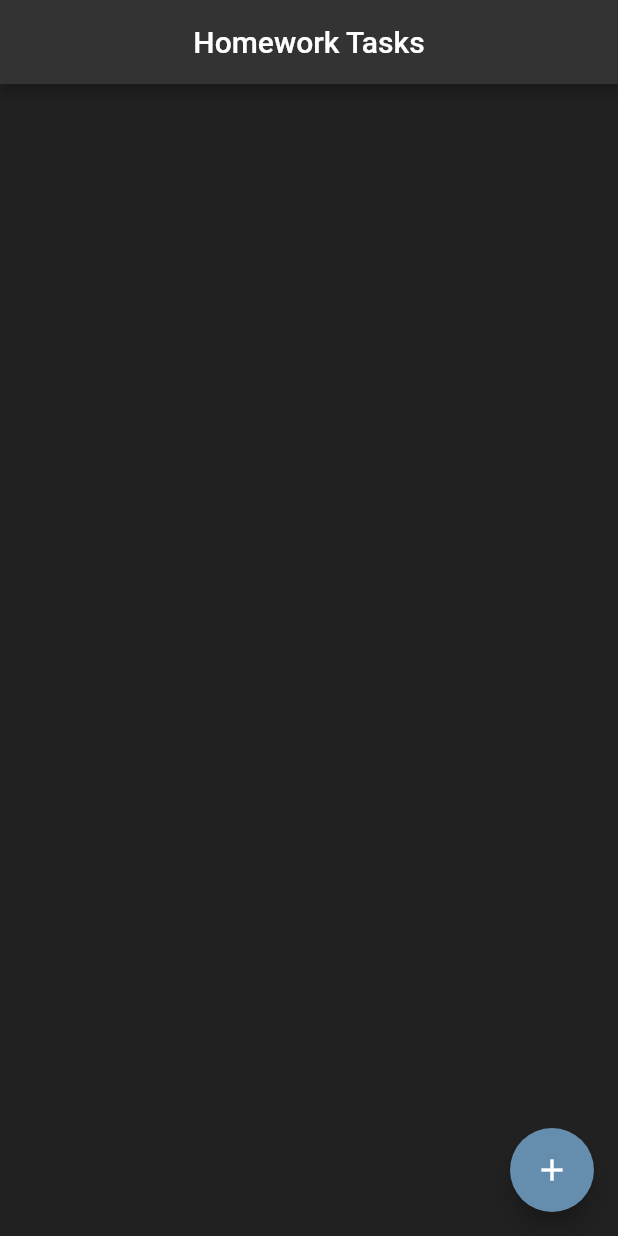
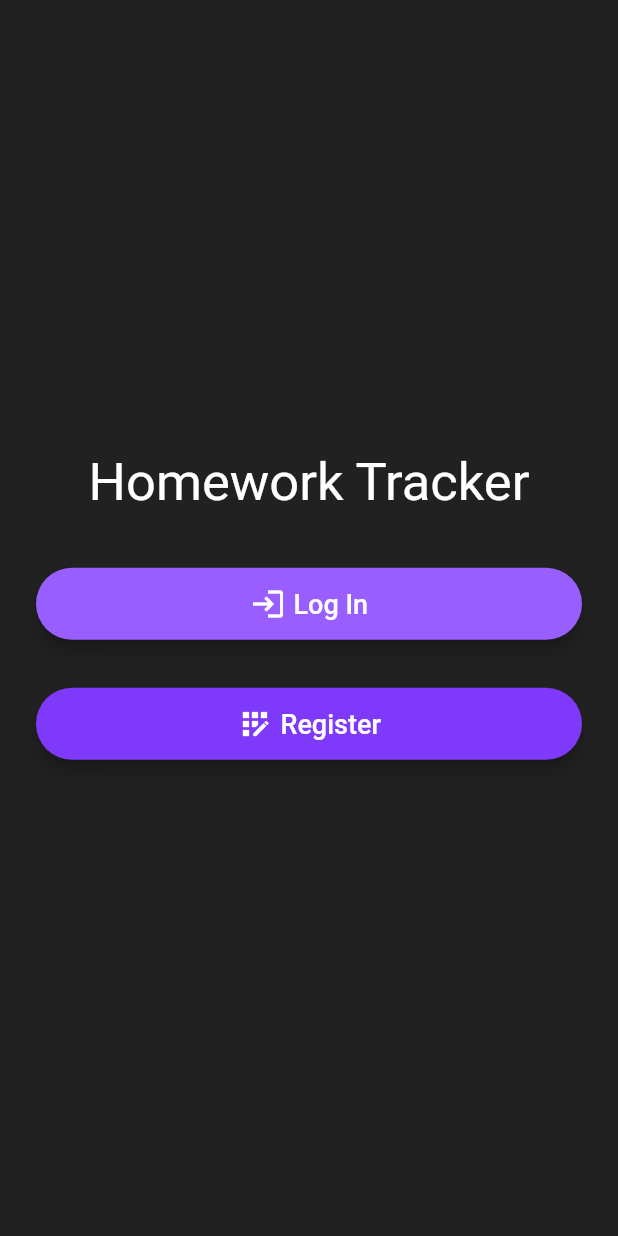
Before and after one commit to acSirius/homework-tracker, a Flutter app: the screen it shows after launch, on a phone screen of 412 x 824 dp. Run offline on Flutter 3.47's test engine with Material 2 defaults, Android fonts, the light colour scheme and no system bars.

Commit message:
Added many more pages, made a welcome page with a register and login button, changed routes to named routes

```diff
--- a/lib/const.dart
+++ b/lib/const.dart
@@ -2,7 +2,11 @@ import 'package:flutter/material.dart';
 
 const kBackGroundColor = Color(0xFF212121);
 const kForegroundColor = Color(0xFF333333);
-const kMainAccentColor = Color(0xFF648DAE);
-const kLighterAccentColor = Color(0xFF212121);
+
+//const kMainAccentColor = Color(0xFF648DAE);
+//const kLighterAccentColor = Color(0xFF212121);
+
+const kMainAccentColor = Color(0xFF7F39FB);
+const kLighterAccentColor = Color(0xFF985EFF);
 
 const kMainTextStyle = TextStyle(color: Colors.white);
--- /dev/null
+++ b/lib/exports.dart
@@ -0,0 +1,5 @@
+export 'screens/WelcomePage.dart';
+export 'screens/RegisterPage.dart';
+export 'screens/LoginPage.dart';
+export 'screens/TasksPage.dart';
+export 'screens/InputTask.dart';
--- a/lib/main.dart
+++ b/lib/main.dart
@@ -1,5 +1,5 @@
 import 'package:flutter/material.dart';
-import 'package:homework_tracker/screens/TasksPage.dart';
+import 'package:homework_tracker/exports.dart';
 
 void main() {
   runApp(MyApp());
@@ -9,7 +9,14 @@ class MyApp extends StatelessWidget {
   @override
   Widget build(BuildContext context) {
     return MaterialApp(
-      home: TasksPage(),
+      initialRoute: WelcomePage.id,
+      routes: {
+        WelcomePage.id: (context) => WelcomePage(),
+        LoginPage.id: (context) => LoginPage(),
+        RegisterPage.id: (context) => RegisterPage(),
+        TasksPage.id: (context) => TasksPage(),
+        InputTask.id: (context) => InputTask(),
+      },
     );
   }
 }
--- a/lib/screens/InputTask.dart
+++ b/lib/screens/InputTask.dart
@@ -4,6 +4,8 @@ import 'package:homework_tracker/reusable/SubmitTaskButton.dart';
 //Todo: make a page to input a new task. It should ask the user for the following: Title, subject, description and due date.
 
 class InputTask extends StatelessWidget {
+  static String id = '/inputTask';
+
   @override
   Widget build(BuildContext context) {
     return Scaffold(
@@ -48,8 +50,8 @@ class InputTask extends StatelessWidget {
 
 class TitleInput extends StatefulWidget {
   TitleInput({@required this.inputHint, this.multiline});
-  String inputHint;
-  int multiline;
+  final String inputHint; // Text that will be displayed as a hint
+  final int multiline; // Not required. null = infinite lines.
 
   @override
   _TitleInputState createState() => _TitleInputState();
--- /dev/null
+++ b/lib/screens/LoginPage.dart
@@ -0,0 +1,9 @@
+import 'package:flutter/material.dart';
+
+class LoginPage extends StatelessWidget {
+  static String id = '/login';
+  @override
+  Widget build(BuildContext context) {
+    return Container();
+  }
+}
--- /dev/null
+++ b/lib/screens/RegisterPage.dart
@@ -0,0 +1,10 @@
+import 'package:flutter/material.dart';
+
+class RegisterPage extends StatelessWidget {
+  static String id = '/register';
+
+  @override
+  Widget build(BuildContext context) {
+    return Container();
+  }
+}
--- a/lib/screens/TasksPage.dart
+++ b/lib/screens/TasksPage.dart
@@ -3,6 +3,8 @@ import 'package:homework_tracker/const.dart';
 import 'package:homework_tracker/screens/InputTask.dart';
 
 class TasksPage extends StatelessWidget {
+  static String id = '/';
+
   @override
   Widget build(BuildContext context) {
     return Scaffold(
@@ -23,12 +25,7 @@ class TasksPage extends StatelessWidget {
       floatingActionButton: FloatingActionButton(
         onPressed: () {
           print('Go to task input');
-          Navigator.push(
-            context,
-            MaterialPageRoute(
-              builder: (context) => InputTask(),
-            ),
-          );
+          Navigator.pushNamed(context, '/inputTask');
         },
         child: Icon(Icons.add),
         backgroundColor: kMainAccentColor,
--- /dev/null
+++ b/lib/screens/WelcomePage.dart
@@ -0,0 +1,97 @@
+import 'package:flutter/material.dart';
+import 'package:homework_tracker/exports.dart';
+import 'package:homework_tracker/const.dart';
+
+class WelcomePage extends StatelessWidget {
+  static String id = '/welcome';
+
+  @override
+  Widget build(BuildContext context) {
+    return Scaffold(
+      backgroundColor: kBackGroundColor,
+      body: Padding(
+        padding: EdgeInsets.symmetric(horizontal: 24.0),
+        child: Column(
+          mainAxisAlignment: MainAxisAlignment.center,
+          crossAxisAlignment: CrossAxisAlignment.stretch,
+          children: <Widget>[
+            Row(
+              mainAxisAlignment: MainAxisAlignment.center,
+              children: <Widget>[
+                Text(
+                  'Homework Tracker',
+                  style: kMainTextStyle.copyWith(fontSize: 35),
+                ),
+              ],
+            ),
+            SizedBox(
+              height: 20.0,
+            ),
+            Padding(
+              padding: EdgeInsets.symmetric(vertical: 16.0),
+              child: Material(
+                elevation: 5.0,
+                color: kLighterAccentColor,
+                borderRadius: BorderRadius.circular(30.0),
+                child: MaterialButton(
+                  onPressed: () {
+                    Navigator.pushNamed(context, TasksPage.id);
+                  },
+                  minWidth: 200.0,
+                  height: 42.0,
+                  child: Row(
+                    mainAxisAlignment: MainAxisAlignment.center,
+                    children: [
+                      Icon(
+                        Icons.login,
+                        color: Colors.white,
+                      ),
+                      SizedBox(
+                        width: 5,
+                      ),
+                      Text(
+                        'Log In',
+                        style: kMainTextStyle.copyWith(fontSize: 18),
+                      ),
+                    ],
+                  ),
+                ),
+              ),
+            ),
+            Padding(
+              padding: EdgeInsets.symmetric(vertical: 16.0),
+              child: Material(
+                color: kMainAccentColor,
+                borderRadius: BorderRadius.circular(30.0),
+                elevation: 5.0,
+                child: MaterialButton(
+                  onPressed: () {
+                    Navigator.pushNamed(context, TasksPage.id);
+                  },
+                  minWidth: 200.0,
+                  height: 42.0,
+                  child: Row(
+                    mainAxisAlignment: MainAxisAlignment.center,
+                    children: [
+                      Icon(
+                        Icons.app_registration,
+                        color: Colors.white,
+                      ),
+                      SizedBox(
+                        width: 5,
+                      ),
+                      Text(
+                        'Register',
+                        style: kMainTextStyle.copyWith(fontSize: 18),
+                      ),
+                    ],
+                  ),
+                ),
+              ),
+            ),
+          ],
+        ),
+      ),
+    );
+  }
+}
```
